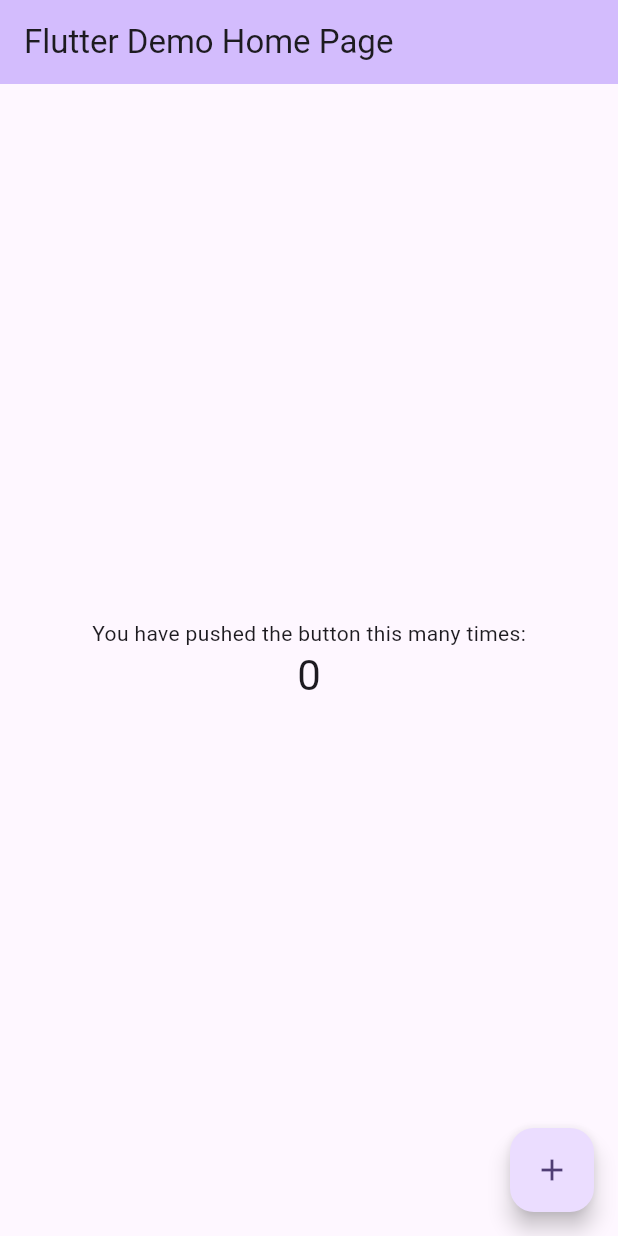
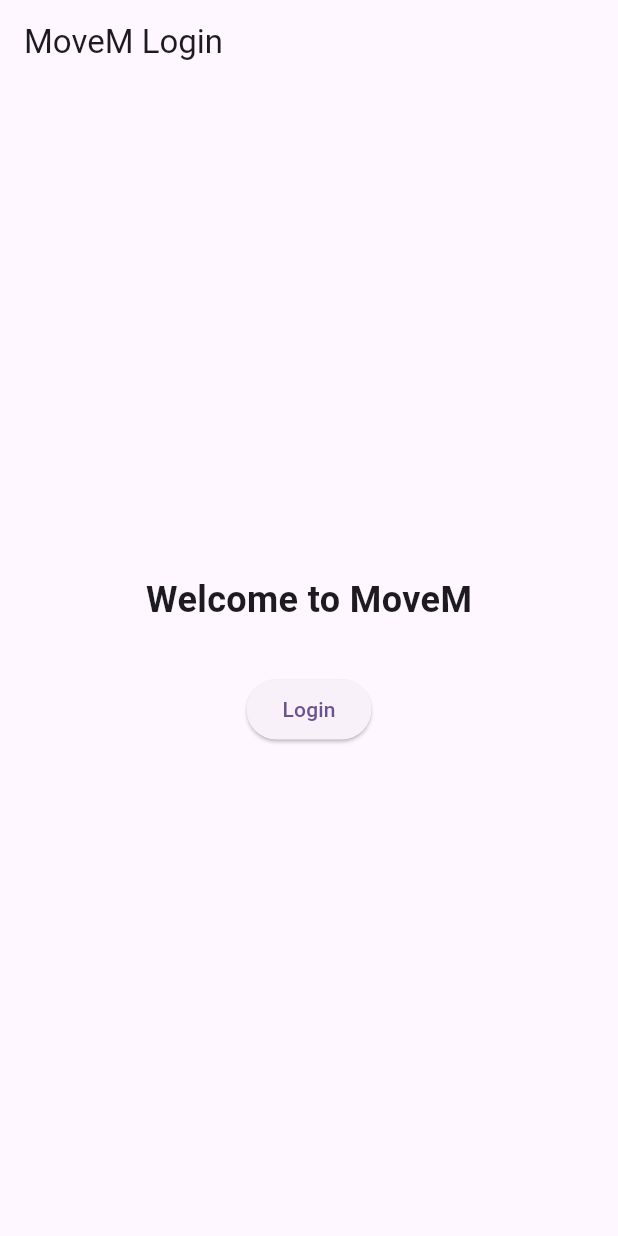
Before and after one commit to KanekaVong/MoveM, a Flutter app: the screen it shows after launch, on a phone screen of 412 x 824 dp. Run offline on Flutter 3.47's test engine with Material 3 defaults, Android fonts, the phone set to English and light mode, and no system bars; our stand-ins replace go_router.

Commit message:
first push

```diff
--- /dev/null
+++ b/lib/core/router/app_router.dart
@@ -0,0 +1,35 @@
+import 'package:go_router/go_router.dart';
+import '../../features/auth/presentation/login_screen.dart';
+import '../../features/screen_one/presentation/pages/screen_one_page.dart';
+import '../../features/screen_two/presentation/pages/screen_two_page.dart';
+import '../../features/screen_three/presentation/pages/screen_three_page.dart';
+import '../layout/main_shell_page.dart';
+
+final GoRouter appRouter = GoRouter(
+  initialLocation: '/login',
+  routes: [
+    GoRoute(
+      path: '/login',
+      builder: (context, state) => const LoginScreen(),
+    ),
+    ShellRoute(
+      builder: (context, state, child) {
+        return MainShellPage(child: child);
+      },
+      routes: [
+        GoRoute(
+          path: '/screen1',
+          builder: (context, state) => const ScreenOnePage(),
+        ),
+        GoRoute(
+          path: '/screen2',
+          builder: (context, state) => const ScreenTwoPage(),
+        ),
+        GoRoute(
+          path: '/screen3',
+          builder: (context, state) => const ScreenThreePage(),
+        ),
+      ],
+    ),
+  ],
+);
--- /dev/null
+++ b/lib/core/theme/app_theme.dart
@@ -0,0 +1,10 @@
+import 'package:flutter/material.dart';
+
+class AppTheme {
+  static ThemeData get lightTheme {
+    return ThemeData(
+      colorScheme: ColorScheme.fromSeed(seedColor: Colors.deepPurple),
+      useMaterial3: true,
+    );
+  }
+}
--- /dev/null
+++ b/lib/features/auth/presentation/login_screen.dart
@@ -0,0 +1,32 @@
+import 'package:flutter/material.dart';
+import 'package:go_router/go_router.dart';
+
+class LoginScreen extends StatelessWidget {
+  const LoginScreen({super.key});
+
+  @override
+  Widget build(BuildContext context) {
+    return Scaffold(
+      appBar: AppBar(title: const Text('MoveM Login')),
+      body: Center(
+        child: Column(
+          mainAxisAlignment: MainAxisAlignment.center,
+          children: [
+            const Text(
+              'Welcome to MoveM',
+              style: TextStyle(fontSize: 24, fontWeight: FontWeight.bold),
+            ),
+            const SizedBox(height: 32),
+            ElevatedButton(
+              onPressed: () {
+                // Navigate to the bottom navigation shell
+                context.go('/screen1');
+              },
+              child: const Text('Login'),
+            ),
+          ],
+        ),
+      ),
+    );
+  }
+}
--- a/lib/main.dart
+++ b/lib/main.dart
@@ -1,4 +1,6 @@
 import 'package:flutter/material.dart';
+import 'core/theme/app_theme.dart';
+import 'core/router/app_router.dart';
 
 void main() {
   runApp(const MyApp());
@@ -7,116 +9,12 @@ void main() {
 class MyApp extends StatelessWidget {
   const MyApp({super.key});
 
-  // This widget is the root of your application.
   @override
   Widget build(BuildContext context) {
-    return MaterialApp(
-      title: 'Flutter Demo',
-      theme: ThemeData(
-        // This is the theme of your application.
-        //
-        // TRY THIS: Try running your application with "flutter run". You'll see
-        // the application has a purple toolbar. Then, without quitting the app,
-        // try changing the seedColor in the colorScheme below to Colors.green
-        // and then invoke "hot reload" (save your changes or press the "hot
-        // reload" button in a Flutter-supported IDE, or press "r" if you used
-        // the command line to start the app).
-        //
-        // Notice that the counter didn't reset back to zero; the application
-        // state is not lost during the reload. To reset the state, use hot
-        // restart instead.
-        //
-        // This works for code too, not just values: Most code changes can be
-        // tested with just a hot reload.
-        colorScheme: ColorScheme.fromSeed(seedColor: Colors.deepPurple),
-      ),
-      home: const MyHomePage(title: 'Flutter Demo Home Page'),
+    return MaterialApp.router(
+      title: 'MoveM App',
+      theme: AppTheme.lightTheme,
+      routerConfig: appRouter,
     );
   }
 }
-
-class MyHomePage extends StatefulWidget {
-  const MyHomePage({super.key, required this.title});
-
-  // This widget is the home page of your application. It is stateful, meaning
-  // that it has a State object (defined below) that contains fields that affect
-  // how it looks.
-
-  // This class is the configuration for the state. It holds the values (in this
-  // case the title) provided by the parent (in this case the App widget) and
-  // used by the build method of the State. Fields in a Widget subclass are
-  // always marked "final".
-
-  final String title;
-
-  @override
-  State<MyHomePage> createState() => _MyHomePageState();
-}
-
-class _MyHomePageState extends State<MyHomePage> {
-  int _counter = 0;
-
-  void _incrementCounter() {
-    setState(() {
-      // This call to setState tells the Flutter framework that something has
-      // changed in this State, which causes it to rerun the build method below
-      // so that the display can reflect the updated values. If we changed
-      // _counter without calling setState(), then the build method would not be
-      // called again, and so nothing would appear to happen.
-      _counter++;
-    });
-  }
-
-  @override
-  Widget build(BuildContext context) {
-    // This method is rerun every time setState is called, for instance as done
-    // by the _incrementCounter method above.
-    //
-    // The Flutter framework has been optimized to make rerunning build methods
-    // fast, so that you can just rebuild anything that needs updating rather
-    // than having to individually change instances of widgets.
-    return Scaffold(
-      appBar: AppBar(
-        // TRY THIS: Try changing the color here to a specific color (to
-        // Colors.amber, perhaps?) and trigger a hot reload to see the AppBar
-        // change color while the other colors stay the same.
-        backgroundColor: Theme.of(context).colorScheme.inversePrimary,
-        // Here we take the value from the MyHomePage object that was created by
-        // the App.build method, and use it to set our appbar title.
-        title: Text(widget.title),
-      ),
-      body: Center(
-        // Center is a layout widget. It takes a single child and positions it
-        // in the middle of the parent.
-        child: Column(
-          // Column is also a layout widget. It takes a list of children and
-          // arranges them vertically. By default, it sizes itself to fit its
-          // children horizontally, and tries to be as tall as its parent.
-          //
-          // Column has various properties to control how it sizes itself and
-          // how it positions its children. Here we use mainAxisAlignment to
-          // center the children vertically; the main axis here is the vertical
-          // axis because Columns are vertical (the cross axis would be
-          // horizontal).
-          //
-          // TRY THIS: Invoke "debug painting" (choose the "Toggle Debug Paint"
-          // action in the IDE, or press "p" in the console), to see the
-          // wireframe for each widget.
-          mainAxisAlignment: MainAxisAlignment.center,
-          children: <Widget>[
-            const Text('You have pushed the button this many times:'),
-            Text(
-              '$_counter',
-              style: Theme.of(context).textTheme.headlineMedium,
-            ),
-          ],
-        ),
-      ),
-      floatingActionButton: FloatingActionButton(
-        onPressed: _incrementCounter,
-        tooltip: 'Increment',
-        child: const Icon(Icons.add),
-      ), // This trailing comma makes auto-formatting nicer for build methods.
-    );
-  }
-}
--- a/pubspec.yaml
+++ b/pubspec.yaml
@@ -34,6 +34,7 @@ dependencies:
   # The following adds the Cupertino Icons font to your application.
   # Use with the CupertinoIcons class for iOS style icons.
   cupertino_icons: ^1.0.8
+  go_router: ^17.2.3
 
 dev_dependencies:
   flutter_test:
```
Also changed, not shown: lib/core/layout/main_shell_page.dart (added, +54 -0 lines), lib/features/screen_one/presentation/pages/screen_one_page.dart (added, +13 -0 lines), lib/features/screen_three/presentation/pages/screen_three_page.dart (added, +13 -0 lines), lib/features/screen_two/presentation/pages/screen_two_page.dart (added, +13 -0 lines), pubspec.lock.
